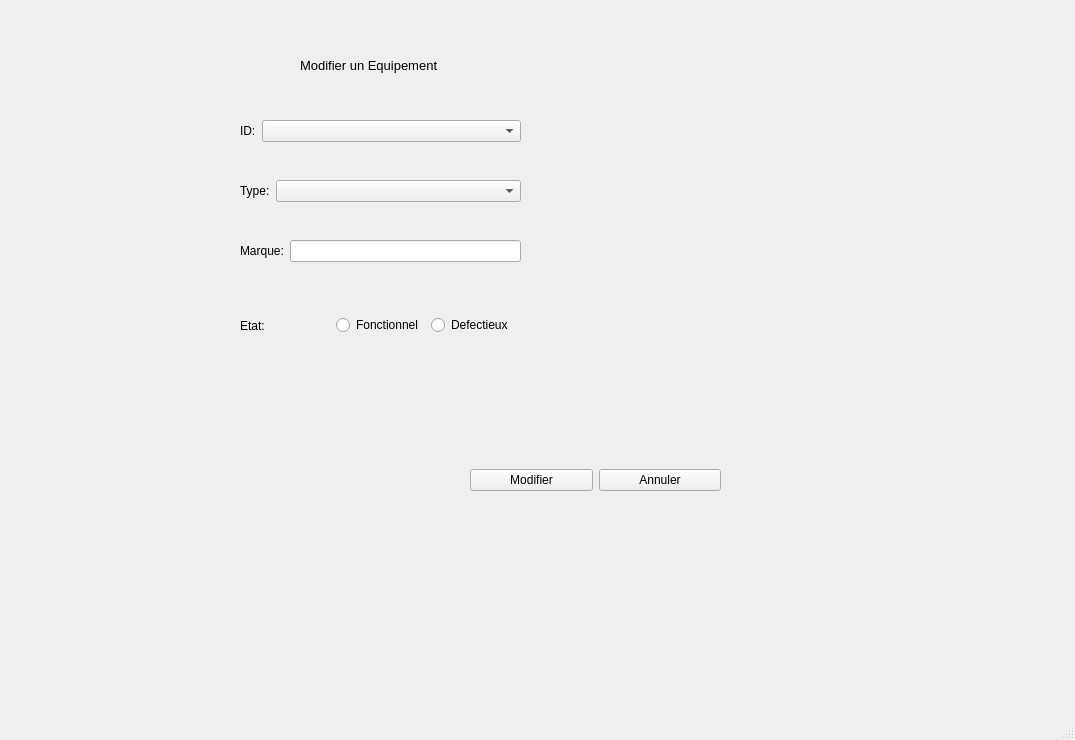
Above: Equipements/mainwindow.ui from AmalKlouz/Royal_Immo_2A3 before the change. Below: the same form after it.
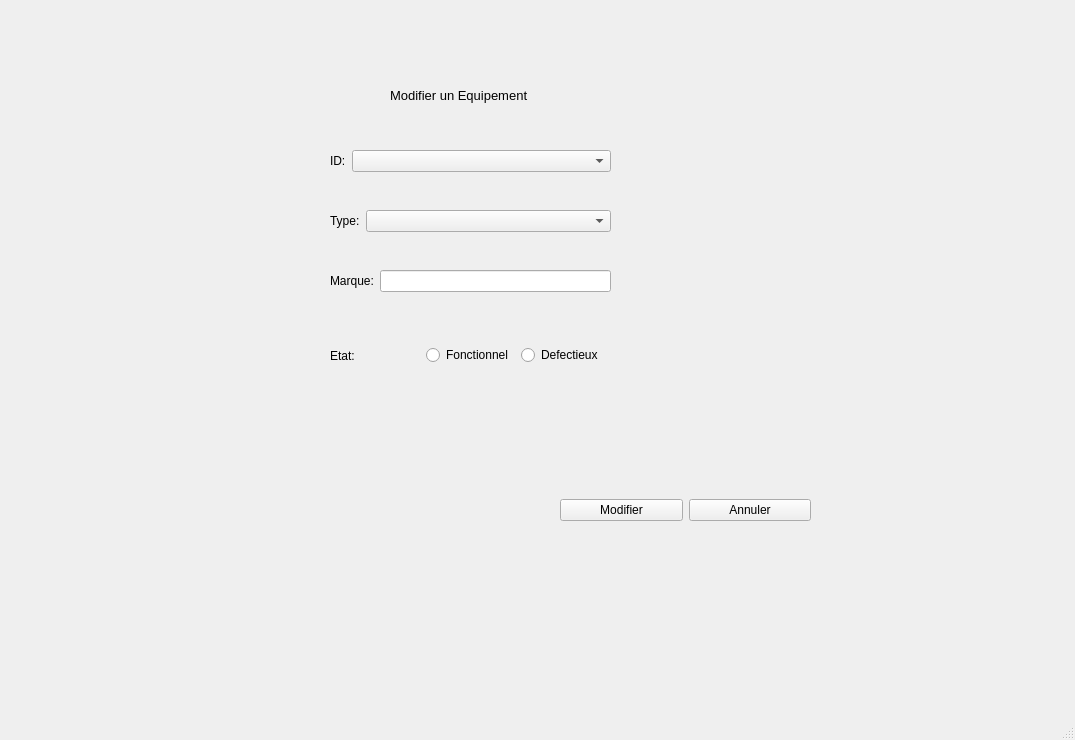
That is the form after the change. The open tabs and pages were chosen to show the change.

Diff of the .ui file:
```diff
--- a/Equipements/mainwindow.ui
+++ b/Equipements/mainwindow.ui
@@ -443,8 +443,8 @@
      <widget class="QLabel" name="label_8">
       <property name="geometry">
        <rect>
-        <x>290</x>
-        <y>30</y>
+        <x>380</x>
+        <y>60</y>
         <width>191</width>
         <height>51</height>
        </rect>
@@ -461,8 +461,8 @@
      <widget class="QWidget" name="formLayoutWidget_5">
       <property name="geometry">
        <rect>
-        <x>230</x>
-        <y>110</y>
+        <x>320</x>
+        <y>140</y>
         <width>281</width>
         <height>41</height>
        </rect>
@@ -483,8 +483,8 @@
      <widget class="QWidget" name="formLayoutWidget_7">
       <property name="geometry">
        <rect>
-        <x>230</x>
-        <y>170</y>
+        <x>320</x>
+        <y>200</y>
         <width>281</width>
         <height>41</height>
        </rect>
@@ -536,8 +536,8 @@
      <widget class="QWidget" name="formLayoutWidget_6">
       <property name="geometry">
        <rect>
-        <x>230</x>
-        <y>230</y>
+        <x>320</x>
+        <y>260</y>
         <width>281</width>
         <height>41</height>
        </rect>
@@ -558,8 +558,8 @@
      <widget class="QWidget" name="horizontalLayoutWidget_3">
       <property name="geometry">
        <rect>
-        <x>230</x>
-        <y>290</y>
+        <x>320</x>
+        <y>320</y>
         <width>281</width>
         <height>51</height>
        </rect>
@@ -591,8 +591,8 @@
      <widget class="QWidget" name="horizontalLayoutWidget_4">
       <property name="geometry">
        <rect>
-        <x>460</x>
-        <y>420</y>
+        <x>550</x>
+        <y>450</y>
         <width>251</width>
         <height>101</height>
        </rect>
```
Left out of the diff: 2 changed lines with no effect on the pictures.
